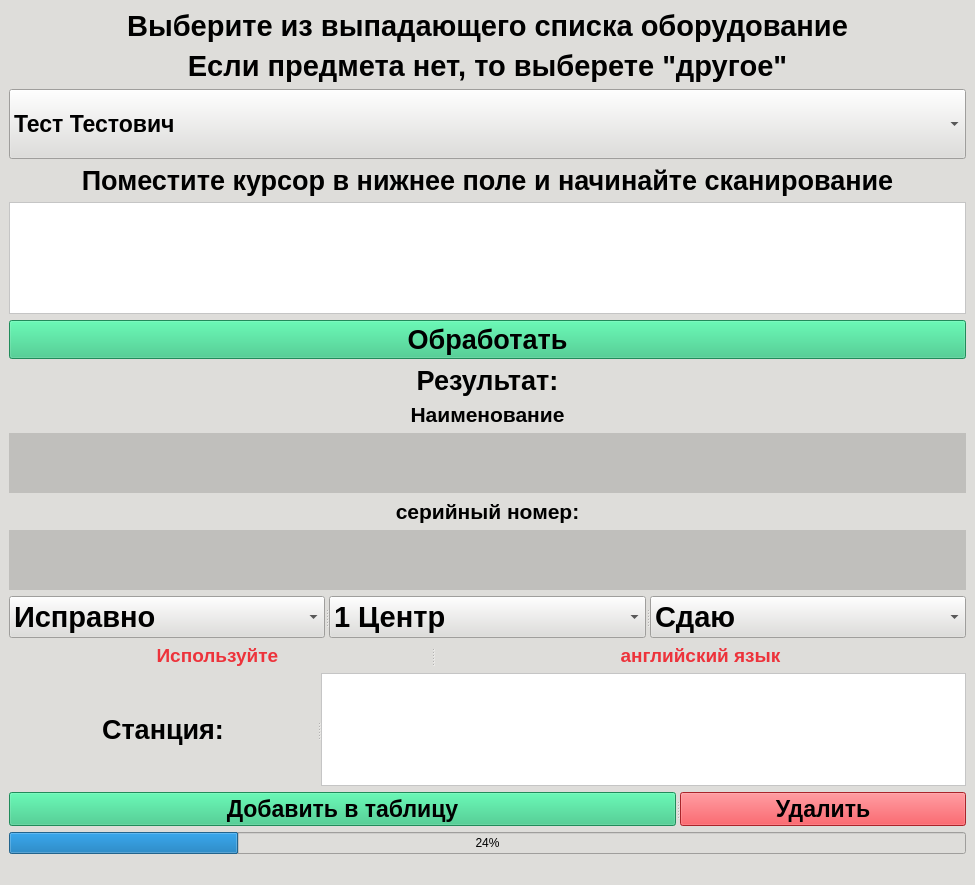
Above: pyside/end_variant_with_extension.ui from PurpleBionicle/Scanner_analyzer_with_GUI before the change. Below: the same form after it.
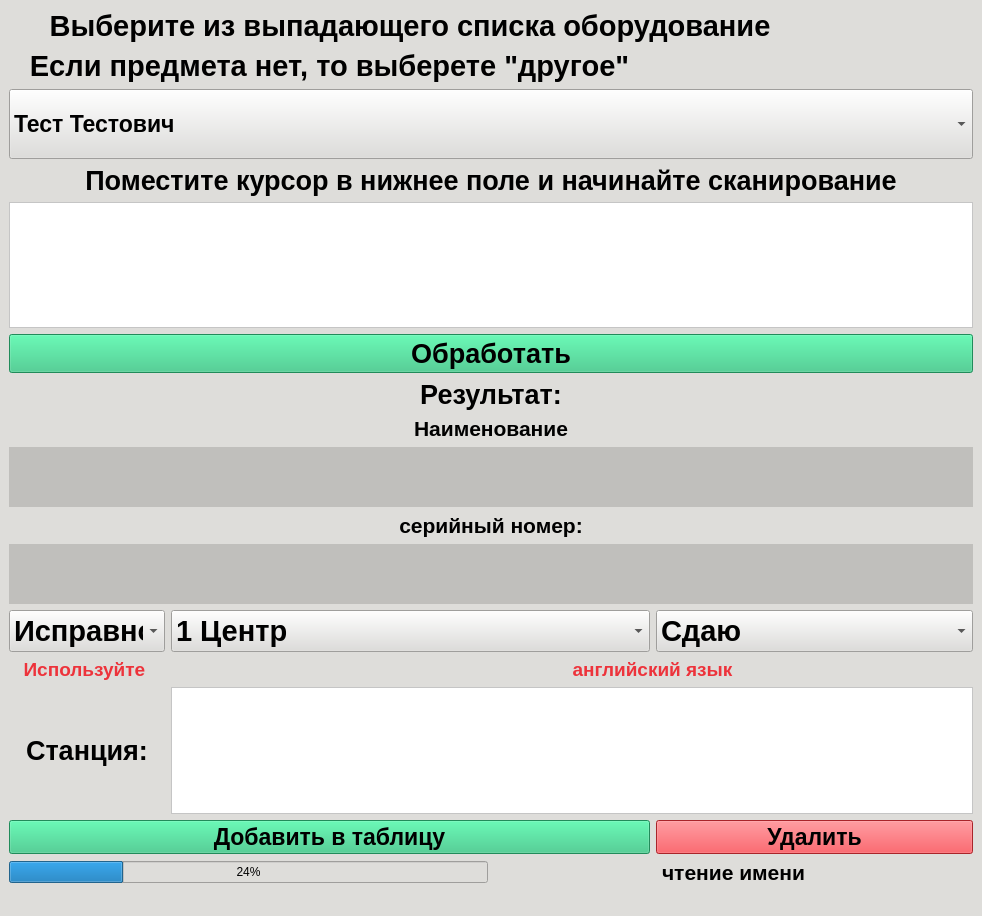
That is the form after the change.

```diff
--- a/pyside/end_variant_with_extension.ui
+++ b/pyside/end_variant_with_extension.ui
@@ -6,8 +6,8 @@
    <rect>
     <x>0</x>
     <y>0</y>
-    <width>975</width>
-    <height>885</height>
+    <width>982</width>
+    <height>916</height>
    </rect>
   </property>
   <property name="minimumSize">
@@ -24,8 +24,31 @@
 background-color: rgb(222, 221, 218);</string>
   </property>
   <widget class="QWidget" name="centralwidget">
-   <layout class="QVBoxLayout" name="verticalLayout">
-    <item>
+   <layout class="QGridLayout" name="gridLayout">
+    <item row="12" column="0">
+     <widget class="QLabel" name="error_label_1">
+      <property name="font">
+       <font>
+        <pointsize>14</pointsize>
+        <weight>75</weight>
+        <bold>true</bold>
+       </font>
+      </property>
+      <property name="layoutDirection">
+       <enum>Qt::LeftToRight</enum>
+      </property>
+      <property name="styleSheet">
+       <string notr="true">color: rgb(237, 51, 59);</string>
+      </property>
+      <property name="text">
+       <string>Используйте </string>
+      </property>
+      <property name="alignment">
+       <set>Qt::AlignCenter</set>
+      </property>
+     </widget>
+    </item>
+    <item row="0" column="0" colspan="5">
      <widget class="QLabel" name="label_3">
       <property name="font">
        <font>
@@ -42,7 +65,341 @@
       </property>
      </widget>
     </item>
-    <item>
+    <item row="11" column="0">
+     <widget class="QComboBox" name="working_label">
+      <property name="font">
+       <font>
+        <pointsize>22</pointsize>
+        <weight>75</weight>
+        <bold>true</bold>
+       </font>
+      </property>
+      <property name="layoutDirection">
+       <enum>Qt::LeftToRight</enum>
+      </property>
+      <property name="currentIndex">
+       <number>0</number>
+      </property>
+      <property name="sizeAdjustPolicy">
+       <enum>QComboBox::AdjustToMinimumContentsLength</enum>
+      </property>
+      <item>
+       <property name="text">
+        <string>Исправно</string>
+       </property>
+      </item>
+      <item>
+       <property name="text">
+        <string>Не исправно</string>
+       </property>
+      </item>
+     </widget>
+    </item>
+    <item row="5" column="0" colspan="6">
+     <widget class="QPushButton" name="check_button">
+      <property name="sizePolicy">
+       <sizepolicy hsizetype="MinimumExpanding" vsizetype="MinimumExpanding">
+        <horstretch>0</horstretch>
+        <verstretch>0</verstretch>
+       </sizepolicy>
+      </property>
+      <property name="maximumSize">
+       <size>
+        <width>16777215</width>
+        <height>16777215</height>
+       </size>
+      </property>
+      <property name="font">
+       <font>
+        <pointsize>20</pointsize>
+        <weight>75</weight>
+        <bold>true</bold>
+       </font>
+      </property>
+      <property name="styleSheet">
+       <string notr="true">background-color: rgb(46, 194, 126);</string>
+      </property>
+      <property name="text">
+       <string>Обработать</string>
+      </property>
+     </widget>
+    </item>
+    <item row="10" column="0" colspan="6">
+     <widget class="QLabel" name="result_label_2">
+      <property name="minimumSize">
+       <size>
+        <width>0</width>
+        <height>60</height>
+       </size>
+      </property>
+      <property name="font">
+       <font>
+        <pointsize>20</pointsize>
+        <weight>75</weight>
+        <bold>true</bold>
+       </font>
+      </property>
+      <property name="layoutDirection">
+       <enum>Qt::LeftToRight</enum>
+      </property>
+      <property name="styleSheet">
+       <string notr="true">background-color: rgb(192, 191, 188);</string>
+      </property>
+      <property name="text">
+       <string/>
+      </property>
+      <property name="alignment">
+       <set>Qt::AlignCenter</set>
+      </property>
+     </widget>
+    </item>
+    <item row="9" column="0" colspan="6">
+     <widget class="QLabel" name="label6">
+      <property name="font">
+       <font>
+        <pointsize>16</pointsize>
+        <weight>75</weight>
+        <bold>true</bold>
+       </font>
+      </property>
+      <property name="layoutDirection">
+       <enum>Qt::LeftToRight</enum>
+      </property>
+      <property name="text">
+       <string>серийный номер:</string>
+      </property>
+      <property name="alignment">
+       <set>Qt::AlignCenter</set>
+      </property>
+     </widget>
+    </item>
+    <item row="14" column="4" colspan="2">
+     <widget class="QPushButton" name="pushButton_2">
+      <property name="font">
+       <font>
+        <pointsize>17</pointsize>
+        <weight>75</weight>
+        <bold>true</bold>
+       </font>
+      </property>
+      <property name="styleSheet">
+       <string notr="true">background-color: rgb(237, 51, 59);</string>
+      </property>
+      <property name="text">
+       <string>Удалить</string>
+      </property>
+     </widget>
+    </item>
+    <item row="12" column="3" colspan="2">
+     <widget class="QLabel" name="error_label_2">
+      <property name="font">
+       <font>
+        <pointsize>14</pointsize>
+        <weight>75</weight>
+        <bold>true</bold>
+       </font>
+      </property>
+      <property name="layoutDirection">
+       <enum>Qt::LeftToRight</enum>
+      </property>
+      <property name="styleSheet">
+       <string notr="true">color: rgb(237, 51, 59);</string>
+      </property>
+      <property name="text">
+       <string>английский язык</string>
+      </property>
+      <property name="alignment">
+       <set>Qt::AlignCenter</set>
+      </property>
+     </widget>
+    </item>
+    <item row="8" column="0" colspan="6">
+     <widget class="QLabel" name="result_label">
+      <property name="minimumSize">
+       <size>
+        <width>0</width>
+        <height>60</height>
+       </size>
+      </property>
+      <property name="font">
+       <font>
+        <pointsize>20</pointsize>
+        <weight>75</weight>
+        <bold>true</bold>
+       </font>
+      </property>
+      <property name="layoutDirection">
+       <enum>Qt::LeftToRight</enum>
+      </property>
+      <property name="styleSheet">
+       <string notr="true">background-color: rgb(192, 191, 188);</string>
+      </property>
+      <property name="text">
+       <string/>
+      </property>
+      <property name="alignment">
+       <set>Qt::AlignCenter</set>
+      </property>
+     </widget>
+    </item>
+    <item row="3" column="0" colspan="6">
+     <widget class="QLabel" name="label">
+      <property name="font">
+       <font>
+        <pointsize>20</pointsize>
+        <weight>75</weight>
+        <bold>true</bold>
+       </font>
+      </property>
+      <property name="text">
+       <string>Поместите курсор в нижнее поле и начинайте сканирование</string>
+      </property>
+      <property name="alignment">
+       <set>Qt::AlignCenter</set>
+      </property>
+     </widget>
+    </item>
+    <item row="11" column="4" colspan="2">
+     <widget class="QComboBox" name="taking_label">
+      <property name="font">
+       <font>
+        <pointsize>22</pointsize>
+        <weight>75</weight>
+        <bold>true</bold>
+       </font>
+      </property>
+      <property name="layoutDirection">
+       <enum>Qt::LeftToRight</enum>
+      </property>
+      <property name="currentIndex">
+       <number>0</number>
+      </property>
+      <property name="sizeAdjustPolicy">
+       <enum>QComboBox::AdjustToMinimumContentsLength</enum>
+      </property>
+      <item>
+       <property name="text">
+        <string>Сдаю</string>
+       </property>
+      </item>
+      <item>
+       <property name="text">
+        <string>Беру</string>
+       </property>
+      </item>
+     </widget>
+    </item>
+    <item row="14" column="0" colspan="4">
+     <widget class="QPushButton" name="add_button">
+      <property name="sizePolicy">
+       <sizepolicy hsizetype="Minimum" vsizetype="Fixed">
+        <horstretch>0</horstretch>
+        <verstretch>0</verstretch>
+       </sizepolicy>
+      </property>
+      <property name="maximumSize">
+       <size>
+        <width>16777215</width>
+        <height>16777215</height>
+       </size>
+      </property>
+      <property name="font">
+       <font>
+        <pointsize>17</pointsize>
+        <weight>75</weight>
+        <bold>true</bold>
+       </font>
+      </property>
+      <property name="styleSheet">
+       <string notr="true">background-color: rgb(46, 194, 126);
+</string>
+      </property>
+      <property name="text">
+       <string>Добавить в таблицу</string>
+      </property>
+     </widget>
+    </item>
+    <item row="7" column="0" colspan="6">
+     <widget class="QLabel" name="label_8">
+      <property name="font">
+       <font>
+        <pointsize>16</pointsize>
+        <weight>75</weight>
+        <bold>true</bold>
+       </font>
+      </property>
+      <property name="layoutDirection">
+       <enum>Qt::LeftToRight</enum>
+      </property>
+      <property name="text">
+       <string>Наименование</string>
+      </property>
+      <property name="alignment">
+       <set>Qt::AlignCenter</set>
+      </property>
+     </widget>
+    </item>
+    <item row="11" column="1" colspan="3">
+     <widget class="QComboBox" name="region_label">
+      <property name="font">
+       <font>
+        <pointsize>22</pointsize>
+        <weight>75</weight>
+        <bold>true</bold>
+       </font>
+      </property>
+      <property name="layoutDirection">
+       <enum>Qt::LeftToRight</enum>
+      </property>
+      <property name="currentIndex">
+       <number>0</number>
+      </property>
+      <property name="sizeAdjustPolicy">
+       <enum>QComboBox::AdjustToMinimumContentsLength</enum>
+      </property>
+      <item>
+       <property name="text">
+        <string>1 Центр</string>
+       </property>
+      </item>
+      <item>
+       <property name="text">
+        <string>2 СВ</string>
+       </property>
+      </item>
+      <item>
+       <property name="text">
+        <string>3 ЮВ</string>
+       </property>
+      </item>
+      <item>
+       <property name="text">
+        <string>5 СЗ</string>
+       </property>
+      </item>
+     </widget>
+    </item>
+    <item row="6" column="0" colspan="6">
+     <widget class="QLabel" name="label_2">
+      <property name="font">
+       <font>
+        <pointsize>20</pointsize>
+        <weight>75</weight>
+        <bold>true</bold>
+       </font>
+      </property>
+      <property name="layoutDirection">
+       <enum>Qt::LeftToRight</enum>
+      </property>
+      <property name="text">
+       <string>Результат:</string>
+      </property>
+      <property name="alignment">
+       <set>Qt::AlignCenter</set>
+      </property>
+     </widget>
+    </item>
+    <item row="1" column="0" colspan="4">
      <widget class="QLabel" name="label_5">
       <property name="font">
        <font>
@@ -59,7 +416,30 @@
       </property>
      </widget>
     </item>
-    <item>
+    <item row="4" column="0" colspan="6">
+     <widget class="QTextEdit" name="input_label">
+      <property name="maximumSize">
+       <size>
+        <width>16777215</width>
+        <height>150</height>
+       </size>
+      </property>
+      <property name="font">
+       <font>
+        <pointsize>20</pointsize>
+        <weight>75</weight>
+        <bold>true</bold>
+       </font>
+      </property>
+      <property name="layoutDirection">
+       <enum>Qt::LeftToRight</enum>
+      </property>
+      <property name="styleSheet">
+       <string notr="true">background-color: rgb(255, 255, 255);</string>
+      </property>
+     </widget>
+    </item>
+    <item row="2" column="0" colspan="6">
      <widget class="QComboBox" name="comboBox">
       <property name="sizePolicy">
        <sizepolicy hsizetype="Preferred" vsizetype="Fixed">
@@ -267,8 +647,8 @@
       </item>
      </widget>
     </item>
-    <item>
-     <widget class="QLabel" name="label">
+    <item row="13" column="0">
+     <widget class="QLabel" name="label_6">
       <property name="font">
        <font>
         <pointsize>20</pointsize>
@@ -276,16 +656,19 @@
         <bold>true</bold>
        </font>
       </property>
+      <property name="layoutDirection">
+       <enum>Qt::LeftToRight</enum>
+      </property>
       <property name="text">
-       <string>Поместите курсор в нижнее поле и начинайте сканирование</string>
+       <string>Станция:</string>
       </property>
       <property name="alignment">
        <set>Qt::AlignCenter</set>
       </property>
      </widget>
     </item>
-    <item>
-     <widget class="QTextEdit" name="input_label">
+    <item row="13" column="1" colspan="5">
+     <widget class="QTextEdit" name="station">
       <property name="maximumSize">
        <size>
         <width>16777215</width>
@@ -305,410 +688,37 @@
       <property name="styleSheet">
        <string notr="true">background-color: rgb(255, 255, 255);</string>
       </property>
-     </widget>
-    </item>
-    <item>
-     <widget class="QPushButton" name="check_button">
-      <property name="sizePolicy">
-       <sizepolicy hsizetype="MinimumExpanding" vsizetype="MinimumExpanding">
-        <horstretch>0</horstretch>
-        <verstretch>0</verstretch>
-       </sizepolicy>
-      </property>
-      <property name="maximumSize">
-       <size>
-        <width>16777215</width>
-        <height>16777215</height>
-       </size>
-      </property>
-      <property name="font">
-       <font>
-        <pointsize>20</pointsize>
-        <weight>75</weight>
-        <bold>true</bold>
-       </font>
-      </property>
-      <property name="styleSheet">
-       <string notr="true">background-color: rgb(46, 194, 126);</string>
-      </property>
-      <property name="text">
-       <string>Обработать</string>
-      </property>
-     </widget>
-    </item>
-    <item>
-     <widget class="QLabel" name="label_2">
-      <property name="font">
-       <font>
-        <pointsize>20</pointsize>
-        <weight>75</weight>
-        <bold>true</bold>
-       </font>
-      </property>
-      <property name="layoutDirection">
-       <enum>Qt::LeftToRight</enum>
-      </property>
-      <property name="text">
-       <string>Результат:</string>
-      </property>
-      <property name="alignment">
-       <set>Qt::AlignCenter</set>
-      </property>
-     </widget>
-    </item>
-    <item>
-     <widget class="QLabel" name="label_8">
-      <property name="font">
-       <font>
-        <pointsize>16</pointsize>
-        <weight>75</weight>
-        <bold>true</bold>
-       </font>
-      </property>
-      <property name="layoutDirection">
-       <enum>Qt::LeftToRight</enum>
-      </property>
-      <property name="text">
-       <string>Наименование</string>
-      </property>
-      <property name="alignment">
-       <set>Qt::AlignCenter</set>
-      </property>
-     </widget>
-    </item>
-    <item>
-     <widget class="QLabel" name="result_label">
-      <property name="minimumSize">
-       <size>
-        <width>0</width>
-        <height>60</height>
-       </size>
-      </property>
-      <property name="font">
-       <font>
-        <pointsize>20</pointsize>
-        <weight>75</weight>
-        <bold>true</bold>
-       </font>
-      </property>
-      <property name="layoutDirection">
-       <enum>Qt::LeftToRight</enum>
-      </property>
-      <property name="styleSheet">
-       <string notr="true">background-color: rgb(192, 191, 188);</string>
-      </property>
-      <property name="text">
-       <string/>
-      </property>
-      <property name="alignment">
-       <set>Qt::AlignCenter</set>
-      </property>
-     </widget>
-    </item>
-    <item>
-     <widget class="QLabel" name="label6">
-      <property name="font">
-       <font>
-        <pointsize>16</pointsize>
-        <weight>75</weight>
-        <bold>true</bold>
-       </font>
-      </property>
-      <property name="layoutDirection">
-       <enum>Qt::LeftToRight</enum>
-      </property>
-      <property name="text">
-       <string>серийный номер:</string>
-      </property>
-      <property name="alignment">
-       <set>Qt::AlignCenter</set>
-      </property>
-     </widget>
-    </item>
-    <item>
-     <widget class="QLabel" name="result_label_2">
-      <property name="minimumSize">
-       <size>
-        <width>0</width>
-        <height>60</height>
-       </size>
-      </property>
-      <property name="font">
-       <font>
-        <pointsize>20</pointsize>
-        <weight>75</weight>
-        <bold>true</bold>
-       </font>
-      </property>
-      <property name="layoutDirection">
-       <enum>Qt::LeftToRight</enum>
-      </property>
-      <property name="styleSheet">
-       <string notr="true">background-color: rgb(192, 191, 188);</string>
-      </property>
-      <property name="text">
-       <string/>
-      </property>
-      <property name="alignment">
-       <set>Qt::AlignCenter</set>
-      </property>
-     </widget>
-    </item>
-    <item>
-     <widget class="QSplitter" name="splitter_3">
-      <property name="orientation">
-       <enum>Qt::Horizontal</enum>
-      </property>
-      <widget class="QComboBox" name="working_label">
-       <property name="font">
-        <font>
-         <pointsize>22</pointsize>
-         <weight>75</weight>
-         <bold>true</bold>
-        </font>
-       </property>
-       <property name="layoutDirection">
-        <enum>Qt::LeftToRight</enum>
-       </property>
-       <property name="currentIndex">
-        <number>0</number>
-       </property>
-       <property name="sizeAdjustPolicy">
-        <enum>QComboBox::AdjustToMinimumContentsLength</enum>
-       </property>
-       <item>
-        <property name="text">
-         <string>Исправно</string>
-        </property>
-       </item>
-       <item>
-        <property name="text">
-         <string>Не исправно</string>
-        </property>
-       </item>
-      </widget>
-      <widget class="QComboBox" name="region_label">
-       <property name="font">
-        <font>
-         <pointsize>22</pointsize>
-         <weight>75</weight>
-         <bold>true</bold>
-        </font>
-       </property>
-       <property name="layoutDirection">
-        <enum>Qt::LeftToRight</enum>
-       </property>
-       <property name="currentIndex">
-        <number>0</number>
-       </property>
-       <property name="sizeAdjustPolicy">
-        <enum>QComboBox::AdjustToMinimumContentsLength</enum>
-       </property>
-       <item>
-        <property name="text">
-         <string>1 Центр</string>
-        </property>
-       </item>
-       <item>
-        <property name="text">
-         <string>2 СВ</string>
-        </property>
-       </item>
-       <item>
-        <property name="text">
-         <string>3 ЮВ</string>
-        </property>
-       </item>
-       <item>
-        <property name="text">
-         <string>5 СЗ</string>
-        </property>
-       </item>
-      </widget>
-      <widget class="QComboBox" name="taking_label">
-       <property name="font">
-        <font>
-         <pointsize>22</pointsize>
-         <weight>75</weight>
-         <bold>true</bold>
-        </font>
-       </property>
-       <property name="layoutDirection">
-        <enum>Qt::LeftToRight</enum>
-       </property>
-       <property name="currentIndex">
-        <number>0</number>
-       </property>
-       <property name="sizeAdjustPolicy">
-        <enum>QComboBox::AdjustToMinimumContentsLength</enum>
-       </property>
-       <item>
-        <property name="text">
-         <string>Сдаю</string>
-        </property>
-       </item>
-       <item>
-        <property name="text">
-         <string>Беру</string>
-        </property>
-       </item>
-      </widget>
-     </widget>
-    </item>
-    <item>
-     <widget class="QSplitter" name="splitter_4">
-      <property name="orientation">
-       <enum>Qt::Horizontal</enum>
-      </property>
-      <widget class="QLabel" name="error_label_1">
-       <property name="font">
-        <font>
-         <pointsize>14</pointsize>
-         <weight>75</weight>
-         <bold>true</bold>
-        </font>
-       </property>
-       <property name="layoutDirection">
-        <enum>Qt::LeftToRight</enum>
-       </property>
-       <property name="styleSheet">
-        <string notr="true">color: rgb(237, 51, 59);</string>
-       </property>
-       <property name="text">
-        <string>Используйте </string>
-       </property>
-       <property name="alignment">
-        <set>Qt::AlignCenter</set>
-       </property>
-      </widget>
-      <widget class="QLabel" name="error_label_2">
-       <property name="font">
-        <font>
-         <pointsize>14</pointsize>
-         <weight>75</weight>
-         <bold>true</bold>
-        </font>
-       </property>
-       <property name="layoutDirection">
-        <enum>Qt::LeftToRight</enum>
-       </property>
-       <property name="styleSheet">
-        <string notr="true">color: rgb(237, 51, 59);</string>
-       </property>
-       <property name="text">
-        <string>английский язык</string>
-       </property>
-       <property name="alignment">
-        <set>Qt::AlignCenter</set>
-       </property>
-      </widget>
-     </widget>
-    </item>
-    <item>
-     <widget class="QSplitter" name="splitter_2">
-      <property name="orientation">
-       <enum>Qt::Horizontal</enum>
-      </property>
-      <widget class="QLabel" name="label_6">
-       <property name="font">
-        <font>
-         <pointsize>20</pointsize>
-         <weight>75</weight>
-         <bold>true</bold>
-        </font>
-       </property>
-       <property name="layoutDirection">
-        <enum>Qt::LeftToRight</enum>
-       </property>
-       <property name="text">
-        <string>Станция:</string>
-       </property>
-       <property name="alignment">
-        <set>Qt::AlignCenter</set>
-       </property>
-      </widget>
-      <widget class="QTextEdit" name="station">
-       <property name="maximumSize">
-        <size>
-         <width>16777215</width>
-         <height>150</height>
-        </size>
-       </property>
-       <property name="font">
-        <font>
-         <pointsize>20</pointsize>
-         <weight>75</weight>
-         <bold>true</bold>
-        </font>
-       </property>
-       <property name="layoutDirection">
-        <enum>Qt::LeftToRight</enum>
-       </property>
-       <property name="styleSheet">
-        <string notr="true">background-color: rgb(255, 255, 255);</string>
-       </property>
-       <property name="html">
-        <string>&lt;!DOCTYPE HTML PUBLIC &quot;-//W3C//DTD HTML 4.0//EN&quot; &quot;http://www.w3.org/TR/REC-html40/strict.dtd&quot;&gt;
+      <property name="html">
+       <string>&lt;!DOCTYPE HTML PUBLIC &quot;-//W3C//DTD HTML 4.0//EN&quot; &quot;http://www.w3.org/TR/REC-html40/strict.dtd&quot;&gt;
 &lt;html&gt;&lt;head&gt;&lt;meta name=&quot;qrichtext&quot; content=&quot;1&quot; /&gt;&lt;style type=&quot;text/css&quot;&gt;
 p, li { white-space: pre-wrap; }
 &lt;/style&gt;&lt;/head&gt;&lt;body style=&quot; font-family:'Ubuntu'; font-size:20pt; font-weight:600; font-style:normal;&quot;&gt;
 &lt;p style=&quot;-qt-paragraph-type:empty; margin-top:0px; margin-bottom:0px; margin-left:0px; margin-right:0px; -qt-block-indent:0; text-indent:0px;&quot;&gt;&lt;br /&gt;&lt;/p&gt;
 &lt;p style=&quot;-qt-paragraph-type:empty; margin-top:0px; margin-bottom:0px; margin-left:0px; margin-right:0px; -qt-block-indent:0; text-indent:0px;&quot;&gt;&lt;br /&gt;&lt;/p&gt;&lt;/body&gt;&lt;/html&gt;</string>
-       </property>
-      </widget>
+      </property>
      </widget>
     </item>
-    <item>
-     <widget class="QSplitter" name="splitter">
-      <property name="orientation">
-       <enum>Qt::Horizontal</enum>
+    <item row="15" column="3" colspan="3">
+     <widget class="QLabel" name="load1">
+      <property name="font">
+       <font>
+        <pointsize>16</pointsize>
+        <weight>75</weight>
+        <bold>true</bold>
+       </font>
       </property>
-      <widget class="QPushButton" name="add_button">
-       <property name="sizePolicy">
-        <sizepolicy hsizetype="Minimum" vsizetype="Fixed">
-         <horstretch>0</horstretch>
-         <verstretch>0</verstretch>
-        </sizepolicy>
-       </property>
-       <property name="maximumSize">
-        <size>
-         <width>16777215</width>
-         <height>16777215</height>
-        </size>
-       </property>
-       <property name="font">
-        <font>
-         <pointsize>17</pointsize>
-         <weight>75</weight>
-         <bold>true</bold>
-        </font>
-       </property>
-       <property name="styleSheet">
-        <string notr="true">background-color: rgb(46, 194, 126);
-</string>
-       </property>
-       <property name="text">
-        <string>Добавить в таблицу</string>
-       </property>
-      </widget>
-      <widget class="QPushButton" name="pushButton_2">
-       <property name="font">
-        <font>
-         <pointsize>17</pointsize>
-         <weight>75</weight>
-         <bold>true</bold>
-        </font>
-       </property>
-       <property name="styleSheet">
-        <string notr="true">background-color: rgb(237, 51, 59);</string>
-       </property>
-       <property name="text">
-        <string>Удалить</string>
-       </property>
-      </widget>
+      <property name="layoutDirection">
+       <enum>Qt::LeftToRight</enum>
+      </property>
+      <property name="text">
+       <string>чтение имени</string>
+      </property>
+      <property name="alignment">
+       <set>Qt::AlignCenter</set>
+      </property>
      </widget>
     </item>
-    <item>
+    <item row="15" column="0" colspan="3">
      <widget class="QProgressBar" name="progressBar">
       <property name="value">
        <number>24</number>
```
Left out of the diff: 20 changed lines with no effect on the pictures.
